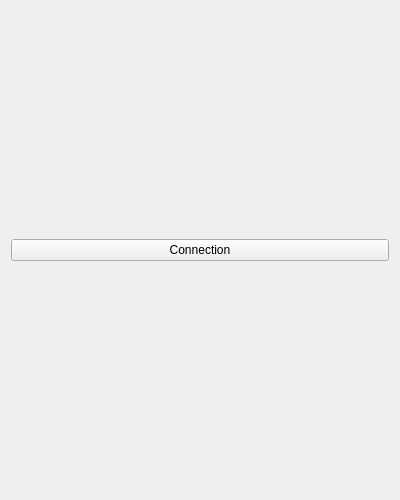
First picture: the form in src/gui/connection/ConnectionWidget.ui, repository Lahaxe/cams-old, before the edit.
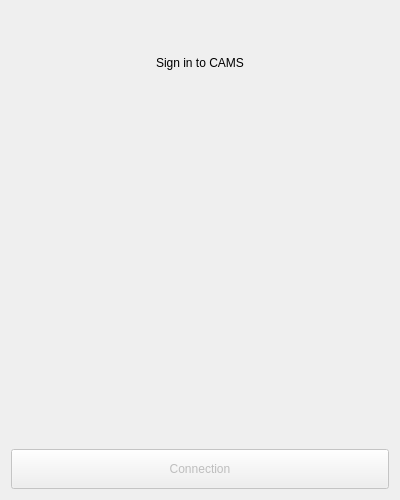
Second picture: the form after the edit. Custom widgets are drawn as their Qt base class.

Diff of the .ui file:
```diff
--- a/src/gui/connection/ConnectionWidget.ui
+++ b/src/gui/connection/ConnectionWidget.ui
@@ -26,13 +26,38 @@
    <string>Connection</string>
   </property>
   <layout class="QGridLayout" name="gridLayout">
-   <item row="0" column="0">
+   <item row="2" column="0">
+    <widget class="cams::gui::components::CustomLabeledInputTextField" name="login" native="true"/>
+   </item>
+   <item row="1" column="0">
+    <widget class="cams::gui::components::CustomNotificationWidget" name="errorMessage" native="true"/>
+   </item>
+   <item row="0" column="0" alignment="Qt::AlignHCenter">
+    <widget class="QLabel" name="label">
+     <property name="text">
+      <string>Sign in to CAMS</string>
+     </property>
+    </widget>
+   </item>
+   <item row="4" column="0">
     <widget class="cams::gui::components::ValidationButton" name="ConnectionButton">
+     <property name="enabled">
+      <bool>false</bool>
+     </property>
+     <property name="minimumSize">
+      <size>
+       <width>0</width>
+       <height>40</height>
+      </size>
+     </property>
      <property name="text">
       <string>Connection</string>
      </property>
     </widget>
    </item>
+   <item row="3" column="0">
+    <widget class="cams::gui::components::CustomLabeledInputTextField" name="password" native="true"/>
+   </item>
   </layout>
  </widget>
  <customwidgets>
@@ -41,6 +66,18 @@
    <extends>QPushButton</extends>
    <header>components/ValidationButton.h</header>
   </customwidget>
+  <customwidget>
+   <class>cams::gui::components::CustomNotificationWidget</class>
+   <extends>QWidget</extends>
+   <header>components/CustomNotificationWidget.h</header>
+   <container>1</container>
+  </customwidget>
+  <customwidget>
+   <class>cams::gui::components::CustomLabeledInputTextField</class>
+   <extends>QWidget</extends>
+   <header>components/CustomLabeledInputTextField.h</header>
+   <container>1</container>
+  </customwidget>
  </customwidgets>
  <resources/>
  <connections/>
```
